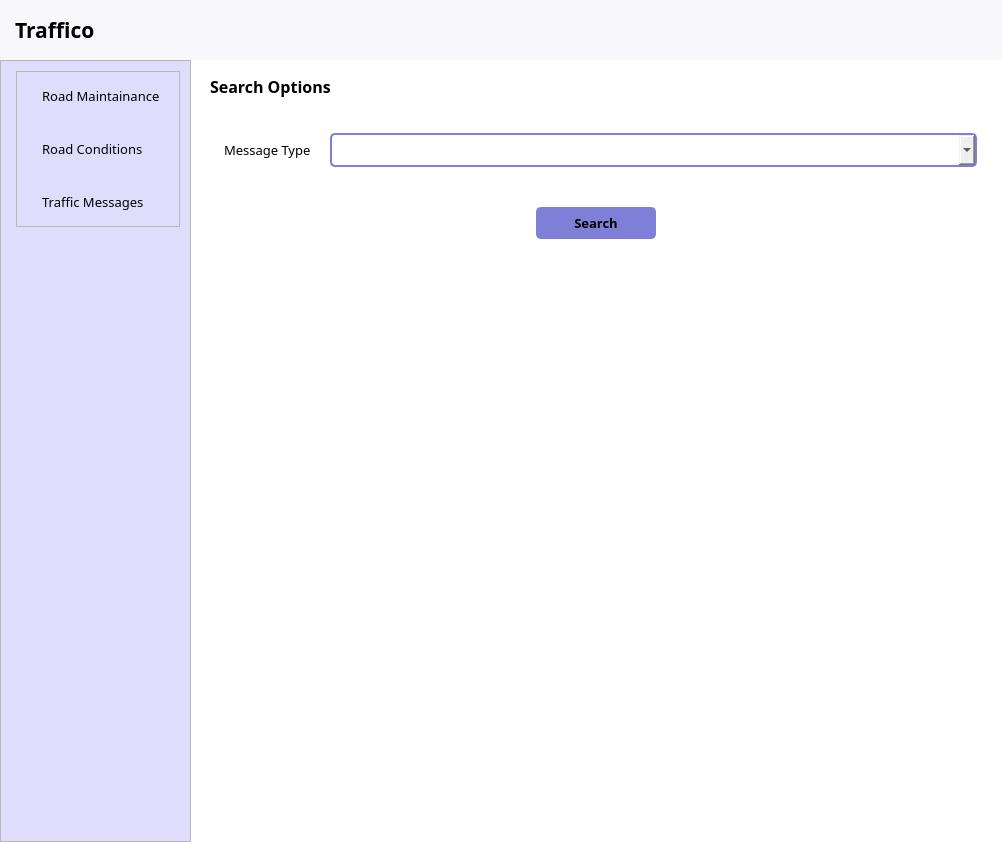
FAHID-KHAN/Traffico-Finnish-Traffic-System-, file interface.ui: the form before one commit.
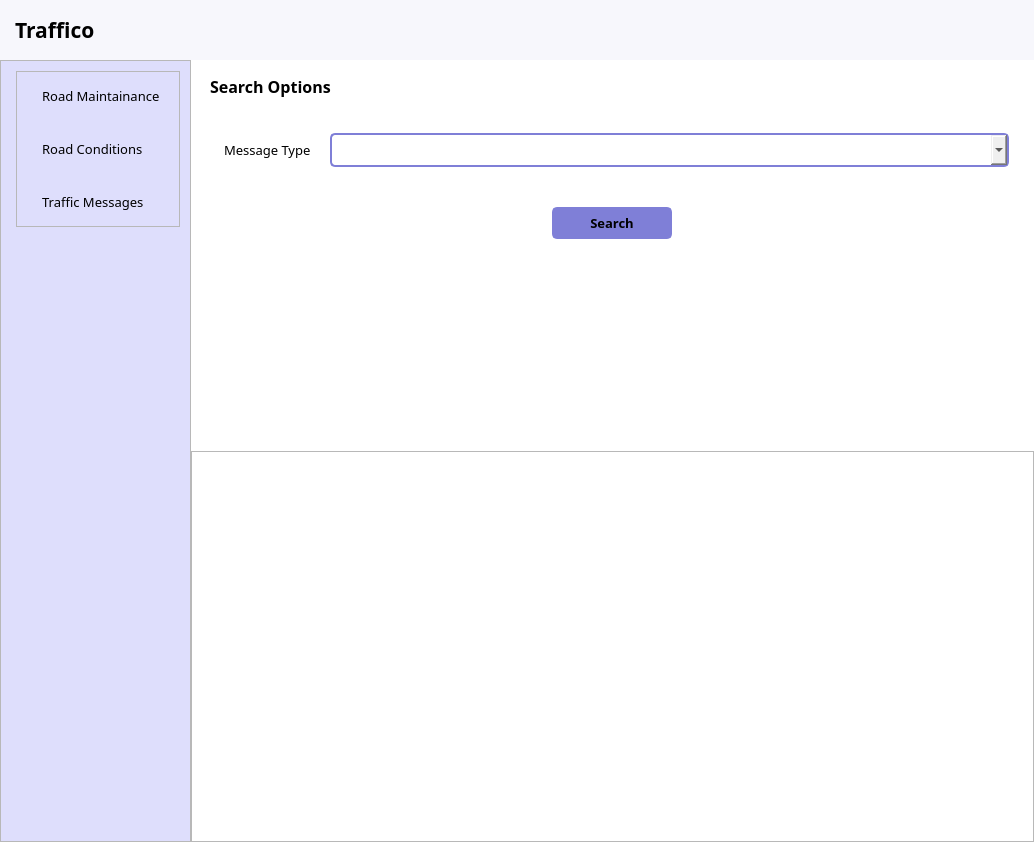
The form after the commit. The open tabs and pages were chosen to show the change. Icons and pictures are not drawn.

Patch:
```diff
--- a/interface.ui
+++ b/interface.ui
@@ -6,7 +6,7 @@
    <rect>
     <x>0</x>
     <y>0</y>
-    <width>1002</width>
+    <width>1034</width>
     <height>842</height>
    </rect>
   </property>
@@ -1298,7 +1298,7 @@
                     </item>
                     <item>
                      <widget class="QWidget" name="results_frame_3" native="true">
-                      <layout class="QHBoxLayout" name="horizontalLayout_12">
+                      <layout class="QVBoxLayout" name="verticalLayout_11">
                        <property name="spacing">
                         <number>0</number>
                        </property>
@@ -1314,6 +1314,17 @@
                        <property name="bottomMargin">
                         <number>0</number>
                        </property>
+                       <item>
+                        <widget class="QFrame" name="frame">
+                         <property name="frameShape">
+                          <enum>QFrame::StyledPanel</enum>
+                         </property>
+                         <property name="frameShadow">
+                          <enum>QFrame::Raised</enum>
+                         </property>
+                         <layout class="QHBoxLayout" name="horizontalLayout_12"/>
+                        </widget>
+                       </item>
                       </layout>
                      </widget>
                     </item>
```
Left out of the diff: 2 changed lines with no effect on the pictures.
